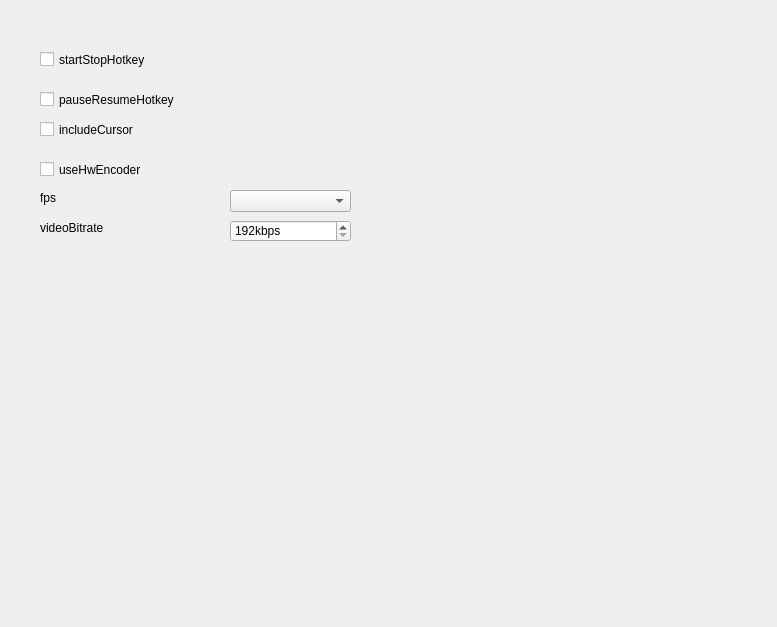
The window that Adora/Adora/Ui/Setting/VideoSettingWidget.ui (hash1018/Adora) describes before a commit, drawn with Qt 5.
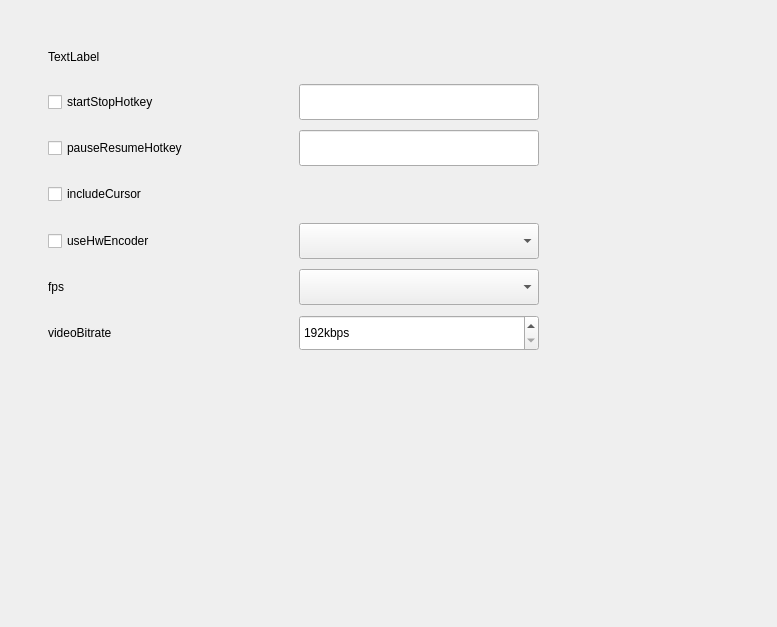
The same window after the commit.

Commit message: modified general,image,video SettingWidget layout

The edit to the form file:
```diff
--- a/Adora/Adora/Ui/Setting/VideoSettingWidget.ui
+++ b/Adora/Adora/Ui/Setting/VideoSettingWidget.ui
@@ -16,12 +16,24 @@
   <widget class="QCheckBox" name="startStopHotkeyCheckBox">
    <property name="geometry">
     <rect>
-     <x>40</x>
-     <y>50</y>
-     <width>161</width>
-     <height>19</height>
+     <x>48</x>
+     <y>84</y>
+     <width>143</width>
+     <height>36</height>
     </rect>
    </property>
+   <property name="minimumSize">
+    <size>
+     <width>143</width>
+     <height>36</height>
+    </size>
+   </property>
+   <property name="maximumSize">
+    <size>
+     <width>143</width>
+     <height>36</height>
+    </size>
+   </property>
    <property name="text">
     <string>startStopHotkey</string>
    </property>
@@ -29,12 +41,24 @@
   <widget class="QCheckBox" name="pauseResumeHotkeyCheckBox">
    <property name="geometry">
     <rect>
-     <x>40</x>
-     <y>90</y>
-     <width>171</width>
-     <height>19</height>
+     <x>48</x>
+     <y>130</y>
+     <width>143</width>
+     <height>36</height>
     </rect>
    </property>
+   <property name="minimumSize">
+    <size>
+     <width>143</width>
+     <height>36</height>
+    </size>
+   </property>
+   <property name="maximumSize">
+    <size>
+     <width>143</width>
+     <height>36</height>
+    </size>
+   </property>
    <property name="text">
     <string>pauseResumeHotkey</string>
    </property>
@@ -42,12 +66,24 @@
   <widget class="QCheckBox" name="includeCursorCheckBox">
    <property name="geometry">
     <rect>
-     <x>40</x>
-     <y>120</y>
-     <width>141</width>
-     <height>19</height>
+     <x>48</x>
+     <y>176</y>
+     <width>143</width>
+     <height>36</height>
     </rect>
    </property>
+   <property name="minimumSize">
+    <size>
+     <width>143</width>
+     <height>36</height>
+    </size>
+   </property>
+   <property name="maximumSize">
+    <size>
+     <width>143</width>
+     <height>36</height>
+    </size>
+   </property>
    <property name="text">
     <string>includeCursor</string>
    </property>
@@ -55,12 +91,24 @@
   <widget class="QCheckBox" name="useHwEncoderCheckBox">
    <property name="geometry">
     <rect>
-     <x>40</x>
-     <y>160</y>
-     <width>151</width>
-     <height>19</height>
+     <x>48</x>
+     <y>223</y>
+     <width>143</width>
+     <height>36</height>
     </rect>
    </property>
+   <property name="minimumSize">
+    <size>
+     <width>143</width>
+     <height>36</height>
+    </size>
+   </property>
+   <property name="maximumSize">
+    <size>
+     <width>143</width>
+     <height>36</height>
+    </size>
+   </property>
    <property name="text">
     <string>useHwEncoder</string>
    </property>
@@ -68,12 +116,24 @@
   <widget class="QLabel" name="fpsLabel">
    <property name="geometry">
     <rect>
-     <x>40</x>
-     <y>190</y>
-     <width>64</width>
-     <height>15</height>
+     <x>48</x>
+     <y>269</y>
+     <width>143</width>
+     <height>36</height>
     </rect>
    </property>
+   <property name="minimumSize">
+    <size>
+     <width>143</width>
+     <height>36</height>
+    </size>
+   </property>
+   <property name="maximumSize">
+    <size>
+     <width>143</width>
+     <height>36</height>
+    </size>
+   </property>
    <property name="text">
     <string>fps</string>
    </property>
@@ -81,22 +141,46 @@
   <widget class="QComboBox" name="fpsComboBox">
    <property name="geometry">
     <rect>
-     <x>230</x>
-     <y>190</y>
-     <width>121</width>
-     <height>22</height>
+     <x>299</x>
+     <y>269</y>
+     <width>240</width>
+     <height>36</height>
     </rect>
    </property>
+   <property name="minimumSize">
+    <size>
+     <width>240</width>
+     <height>36</height>
+    </size>
+   </property>
+   <property name="maximumSize">
+    <size>
+     <width>240</width>
+     <height>36</height>
+    </size>
+   </property>
   </widget>
   <widget class="QLabel" name="label">
    <property name="geometry">
     <rect>
-     <x>40</x>
-     <y>220</y>
-     <width>101</width>
-     <height>16</height>
+     <x>48</x>
+     <y>315</y>
+     <width>143</width>
+     <height>36</height>
     </rect>
    </property>
+   <property name="minimumSize">
+    <size>
+     <width>143</width>
+     <height>36</height>
+    </size>
+   </property>
+   <property name="maximumSize">
+    <size>
+     <width>143</width>
+     <height>36</height>
+    </size>
+   </property>
    <property name="text">
     <string>videoBitrate</string>
    </property>
@@ -104,12 +188,24 @@
   <widget class="QSpinBox" name="videoBitrateSpinBox">
    <property name="geometry">
     <rect>
-     <x>230</x>
-     <y>220</y>
-     <width>121</width>
-     <height>22</height>
+     <x>299</x>
+     <y>315</y>
+     <width>240</width>
+     <height>36</height>
     </rect>
    </property>
+   <property name="minimumSize">
+    <size>
+     <width>240</width>
+     <height>36</height>
+    </size>
+   </property>
+   <property name="maximumSize">
+    <size>
+     <width>240</width>
+     <height>36</height>
+    </size>
+   </property>
    <property name="suffix">
     <string>kbps</string>
    </property>
@@ -123,6 +219,97 @@
     <number>50</number>
    </property>
   </widget>
+  <widget class="QLabel" name="screenRecordLabel">
+   <property name="geometry">
+    <rect>
+     <x>48</x>
+     <y>45</y>
+     <width>74</width>
+     <height>23</height>
+    </rect>
+   </property>
+   <property name="minimumSize">
+    <size>
+     <width>74</width>
+     <height>23</height>
+    </size>
+   </property>
+   <property name="maximumSize">
+    <size>
+     <width>74</width>
+     <height>23</height>
+    </size>
+   </property>
+   <property name="text">
+    <string>TextLabel</string>
+   </property>
+  </widget>
+  <widget class="QComboBox" name="hwEncoderComboBox">
+   <property name="geometry">
+    <rect>
+     <x>299</x>
+     <y>223</y>
+     <width>240</width>
+     <height>36</height>
+    </rect>
+   </property>
+   <property name="minimumSize">
+    <size>
+     <width>240</width>
+     <height>36</height>
+    </size>
+   </property>
+   <property name="maximumSize">
+    <size>
+     <width>240</width>
+     <height>36</height>
+    </size>
+   </property>
+  </widget>
+  <widget class="QLineEdit" name="pauseResumeHotkeyLineEdit">
+   <property name="geometry">
+    <rect>
+     <x>299</x>
+     <y>130</y>
+     <width>240</width>
+     <height>36</height>
+    </rect>
+   </property>
+   <property name="minimumSize">
+    <size>
+     <width>240</width>
+     <height>36</height>
+    </size>
+   </property>
+   <property name="maximumSize">
+    <size>
+     <width>240</width>
+     <height>36</height>
+    </size>
+   </property>
+  </widget>
+  <widget class="QLineEdit" name="startStopHotkeyLineEdit">
+   <property name="geometry">
+    <rect>
+     <x>299</x>
+     <y>84</y>
+     <width>240</width>
+     <height>36</height>
+    </rect>
+   </property>
+   <property name="minimumSize">
+    <size>
+     <width>240</width>
+     <height>36</height>
+    </size>
+   </property>
+   <property name="maximumSize">
+    <size>
+     <width>240</width>
+     <height>36</height>
+    </size>
+   </property>
+  </widget>
  </widget>
  <resources/>
  <connections/>
```
Left out of the diff: 2 changed lines with no effect on the pictures. The commit also changes 2 other files.
